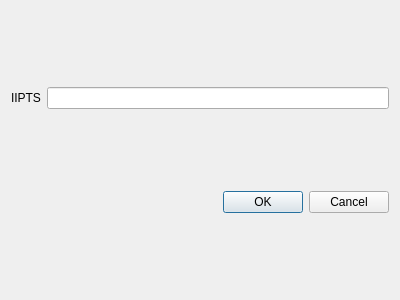
Before: the Qt Designer form src/ui/DialogAddRunsIPTS.ui in neutrons/PyVDrive, drawn with Qt 5.
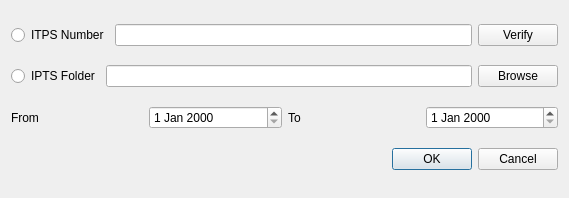
After: the same form once the commit is applied.

What changed in the file:
```diff
--- a/src/ui/DialogAddRunsIPTS.ui
+++ b/src/ui/DialogAddRunsIPTS.ui
@@ -9,29 +9,57 @@
    <rect>
     <x>0</x>
     <y>0</y>
-    <width>400</width>
-    <height>300</height>
+    <width>569</width>
+    <height>198</height>
    </rect>
   </property>
   <property name="windowTitle">
    <string>Dialog</string>
   </property>
   <layout class="QGridLayout" name="gridLayout">
+   <item row="1" column="0">
+    <layout class="QHBoxLayout" name="horizontalLayout_2">
+     <item>
+      <widget class="QRadioButton" name="radioButton_useDir">
+       <property name="text">
+        <string>IPTS Folder</string>
+       </property>
+      </widget>
+     </item>
+     <item>
+      <widget class="QLineEdit" name="lineEdit_iptsDir"/>
+     </item>
+     <item>
+      <widget class="QPushButton" name="pushButton_browse">
+       <property name="text">
+        <string>Browse</string>
+       </property>
+      </widget>
+     </item>
+    </layout>
+   </item>
    <item row="0" column="0">
     <layout class="QHBoxLayout" name="horizontalLayout">
      <item>
-      <widget class="QLabel" name="label">
+      <widget class="QRadioButton" name="radioButton_useNumber">
        <property name="text">
-        <string>IIPTS</string>
+        <string>ITPS Number</string>
        </property>
       </widget>
      </item>
      <item>
-      <widget class="QLineEdit" name="lineEdit"/>
+      <widget class="QLineEdit" name="lineEdit_iptsNumber"/>
+     </item>
+     <item>
+      <widget class="QPushButton" name="pushButton_verify">
+       <property name="text">
+        <string>Verify</string>
+       </property>
+      </widget>
      </item>
     </layout>
    </item>
-   <item row="1" column="0">
+   <item row="3" column="0">
     <widget class="QDialogButtonBox" name="buttonBox_okAdd">
      <property name="orientation">
       <enum>Qt::Horizontal</enum>
@@ -41,6 +69,30 @@
      </property>
     </widget>
    </item>
+   <item row="2" column="0">
+    <layout class="QHBoxLayout" name="horizontalLayout_3">
+     <item>
+      <widget class="QLabel" name="label">
+       <property name="text">
+        <string>From</string>
+       </property>
+      </widget>
+     </item>
+     <item>
+      <widget class="QDateEdit" name="dateEdit"/>
+     </item>
+     <item>
+      <widget class="QLabel" name="label_2">
+       <property name="text">
+        <string>To</string>
+       </property>
+      </widget>
+     </item>
+     <item>
+      <widget class="QDateEdit" name="dateEdit_2"/>
+     </item>
+    </layout>
+   </item>
   </layout>
  </widget>
  <resources/>
```
Left out of the diff: 5 changed lines with no effect on the pictures.
